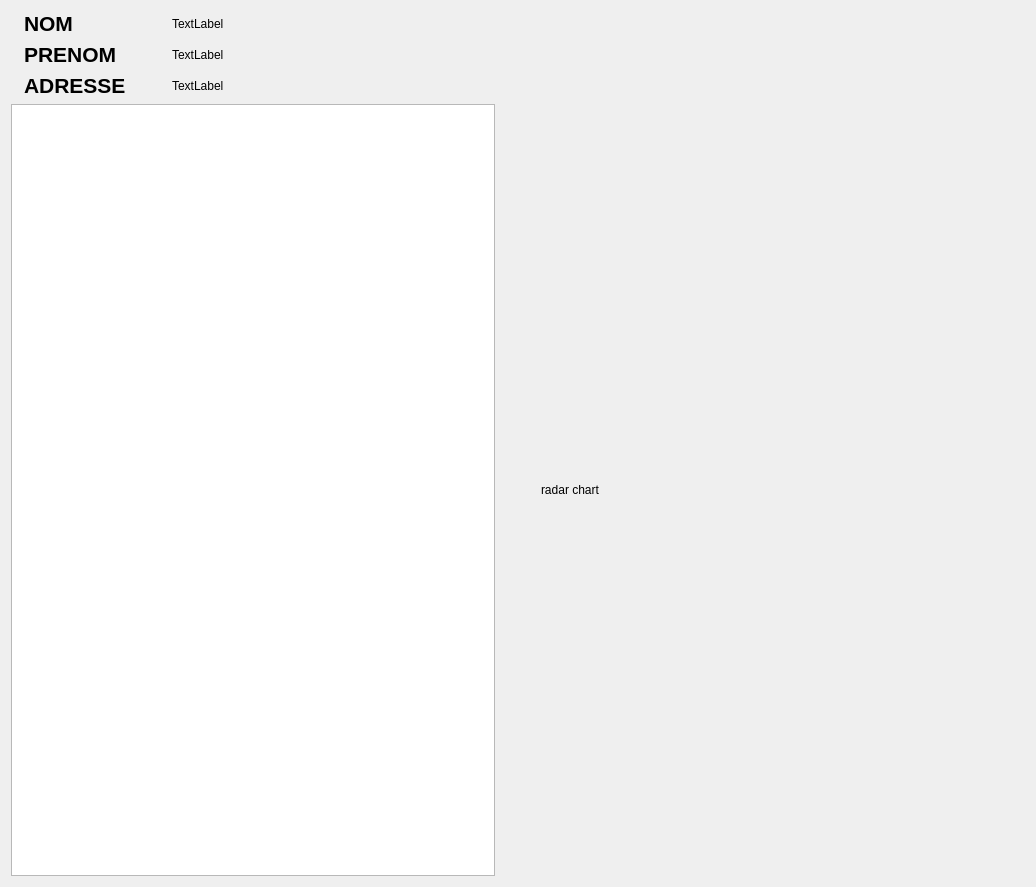
Before: the Qt Designer form ficheeleve.ui in ludoovic/gestionClas, drawn with Qt 5.
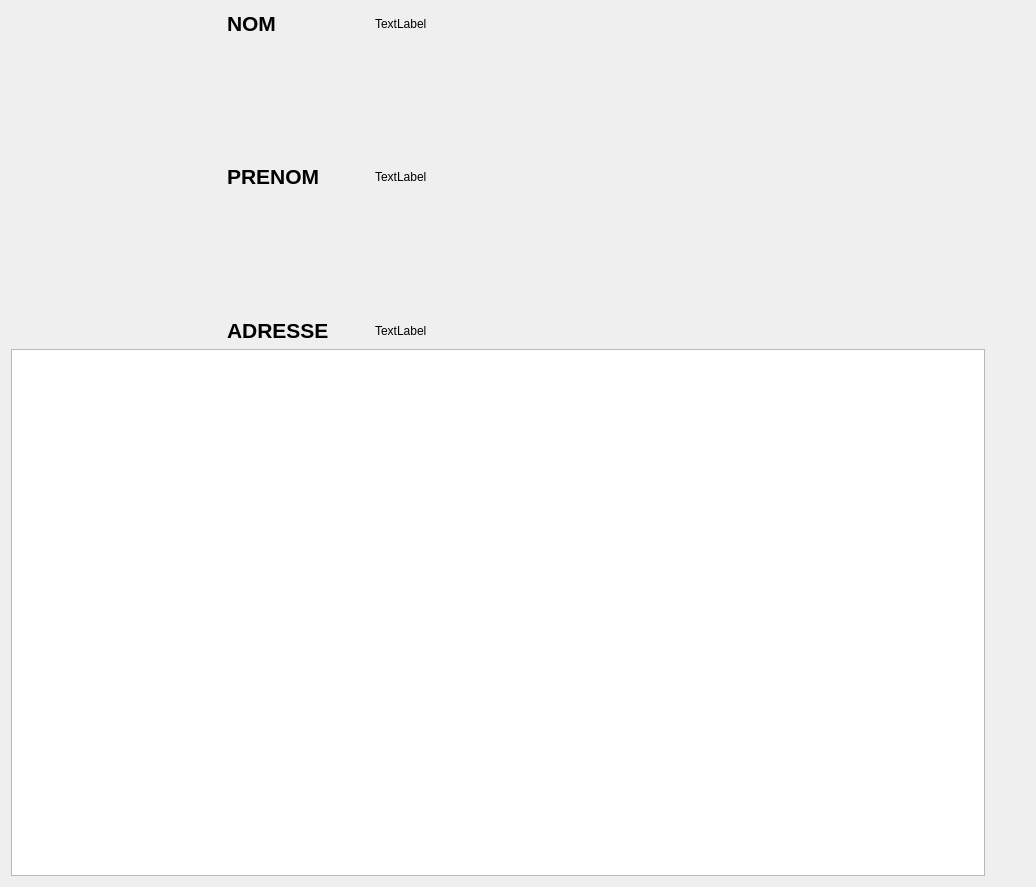
After: the same form once the commit is applied. Icons and pictures are not drawn.

```diff
--- a/ficheeleve.ui
+++ b/ficheeleve.ui
@@ -16,70 +16,17 @@
   <layout class="QVBoxLayout" name="verticalLayout">
    <item>
     <layout class="QHBoxLayout" name="horizontalLayout_3">
-     <item>
-      <widget class="QLabel" name="photo">
-       <property name="sizePolicy">
-        <sizepolicy hsizetype="Minimum" vsizetype="Minimum">
-         <horstretch>0</horstretch>
-         <verstretch>0</verstretch>
-        </sizepolicy>
-       </property>
-       <property name="maximumSize">
-        <size>
-         <width>200</width>
-         <height>200</height>
-        </size>
-       </property>
-       <property name="text">
-        <string/>
-       </property>
-       <property name="pixmap">
-        <pixmap>../../Pictures/vision board/chatigre.png</pixmap>
-       </property>
-       <property name="scaledContents">
-        <bool>true</bool>
-       </property>
-      </widget>
-     </item>
      <item>
       <layout class="QGridLayout" name="gridLayout">
-       <item row="0" column="0">
-        <widget class="QLabel" name="NOM">
+       <item row="0" column="3">
+        <widget class="QLabel" name="nom">
          <property name="text">
-          <string>&lt;html&gt;&lt;head/&gt;&lt;body&gt;&lt;p&gt;&lt;span style=&quot; font-size:16pt; font-weight:600;&quot;&gt;NOM&lt;/span&gt;&lt;/p&gt;&lt;/body&gt;&lt;/html&gt;</string>
-         </property>
-        </widget>
-       </item>
-       <item row="0" column="2">
-        <widget class="QLabel" name="NOMnom">
-         <property name="text">
           <string>TextLabel</string>
          </property>
         </widget>
        </item>
-       <item row="2" column="0">
-        <widget class="QLabel" name="ADRESSE">
-         <property name="text">
-          <string>&lt;html&gt;&lt;head/&gt;&lt;body&gt;&lt;p&gt;&lt;span style=&quot; font-size:16pt; font-weight:600;&quot;&gt;ADRESSE&lt;/span&gt;&lt;/p&gt;&lt;/body&gt;&lt;/html&gt;</string>
-         </property>
-        </widget>
-       </item>
-       <item row="2" column="2">
-        <widget class="QLabel" name="ADRESSEadresse">
-         <property name="text">
-          <string>TextLabel</string>
-         </property>
-        </widget>
-       </item>
-       <item row="1" column="2">
-        <widget class="QLabel" name="PRENOMprenom">
-         <property name="text">
-          <string>TextLabel</string>
-         </property>
-        </widget>
-       </item>
-       <item row="1" column="0">
-        <widget class="QLabel" name="PRENOM">
+       <item row="1" column="1">
+        <widget class="QLabel" name="labelp">
          <property name="font">
           <font>
            <pointsize>12</pointsize>
@@ -95,7 +42,34 @@
          </property>
         </widget>
        </item>
-       <item row="1" column="1">
+       <item row="1" column="4">
+        <spacer name="horizontalSpacer">
+         <property name="orientation">
+          <enum>Qt::Horizontal</enum>
+         </property>
+         <property name="sizeHint" stdset="0">
+          <size>
+           <width>40</width>
+           <height>20</height>
+          </size>
+         </property>
+        </spacer>
+       </item>
+       <item row="2" column="1">
+        <widget class="QLabel" name="labela">
+         <property name="text">
+          <string>&lt;html&gt;&lt;head/&gt;&lt;body&gt;&lt;p&gt;&lt;span style=&quot; font-size:16pt; font-weight:600;&quot;&gt;ADRESSE&lt;/span&gt;&lt;/p&gt;&lt;/body&gt;&lt;/html&gt;</string>
+         </property>
+        </widget>
+       </item>
+       <item row="1" column="3">
+        <widget class="QLabel" name="prenom">
+         <property name="text">
+          <string>TextLabel</string>
+         </property>
+        </widget>
+       </item>
+       <item row="1" column="2">
         <spacer name="horizontalSpacer_2">
          <property name="orientation">
           <enum>Qt::Horizontal</enum>
@@ -111,18 +85,50 @@
          </property>
         </spacer>
        </item>
-       <item row="1" column="3">
-        <spacer name="horizontalSpacer">
-         <property name="orientation">
-          <enum>Qt::Horizontal</enum>
+       <item row="0" column="1">
+        <widget class="QLabel" name="NOM">
+         <property name="text">
+          <string>&lt;html&gt;&lt;head/&gt;&lt;body&gt;&lt;p&gt;&lt;span style=&quot; font-size:16pt; font-weight:600;&quot;&gt;NOM&lt;/span&gt;&lt;/p&gt;&lt;/body&gt;&lt;/html&gt;</string>
          </property>
-         <property name="sizeHint" stdset="0">
+        </widget>
+       </item>
+       <item row="2" column="3">
+        <widget class="QLabel" name="adresse">
+         <property name="text">
+          <string>TextLabel</string>
+         </property>
+        </widget>
+       </item>
+       <item row="1" column="0">
+        <widget class="QLabel" name="photo">
+         <property name="sizePolicy">
+          <sizepolicy hsizetype="Minimum" vsizetype="Minimum">
+           <horstretch>0</horstretch>
+           <verstretch>0</verstretch>
+          </sizepolicy>
+         </property>
+         <property name="minimumSize">
           <size>
-           <width>40</width>
-           <height>20</height>
+           <width>210</width>
+           <height>270</height>
           </size>
          </property>
-        </spacer>
+         <property name="maximumSize">
+          <size>
+           <width>100</width>
+           <height>200</height>
+          </size>
+         </property>
+         <property name="text">
+          <string/>
+         </property>
+         <property name="pixmap">
+          <pixmap>chattigre.jpg</pixmap>
+         </property>
+         <property name="scaledContents">
+          <bool>true</bool>
+         </property>
+        </widget>
        </item>
       </layout>
      </item>
@@ -154,17 +160,7 @@
       </spacer>
      </item>
      <item>
-      <widget class="QLabel" name="radarchart">
-       <property name="sizePolicy">
-        <sizepolicy hsizetype="Expanding" vsizetype="Preferred">
-         <horstretch>0</horstretch>
-         <verstretch>0</verstretch>
-        </sizepolicy>
-       </property>
-       <property name="text">
-        <string>radar chart</string>
-       </property>
-      </widget>
+      <layout class="QVBoxLayout" name="radarchart"/>
      </item>
     </layout>
    </item>
```
